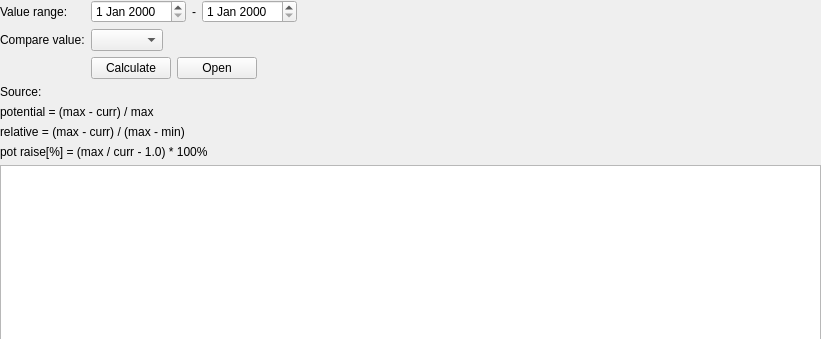
anetczuk/stock-monitor, file src/stockmonitor/ui/widget/tool/minmaxwidget.ui: the form before one commit; both pictures show x 0 to 821 and y 0 to 339 of the 821 by 666 pixel window.
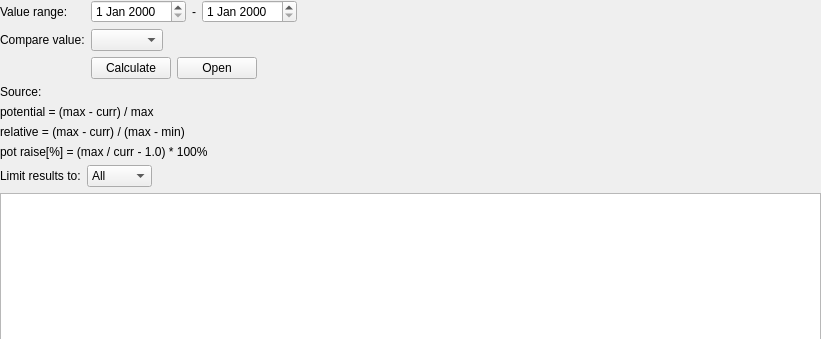
The form after the commit. Custom widgets are drawn as their Qt base class.

What changed in the file:
```diff
--- a/src/stockmonitor/ui/widget/tool/minmaxwidget.ui
+++ b/src/stockmonitor/ui/widget/tool/minmaxwidget.ui
@@ -13,7 +13,7 @@
   <property name="windowTitle">
    <string>MinMax</string>
   </property>
-  <layout class="QVBoxLayout" name="verticalLayout" stretch="0,0,0,0,0">
+  <layout class="QVBoxLayout" name="verticalLayout" stretch="0,0,0,0,0,0">
    <property name="leftMargin">
     <number>0</number>
    </property>
@@ -163,6 +163,49 @@
      </property>
     </widget>
    </item>
+   <item>
+    <layout class="QHBoxLayout" name="horizontalLayout_4">
+     <item>
+      <widget class="QLabel" name="label_8">
+       <property name="text">
+        <string>Limit results to:</string>
+       </property>
+      </widget>
+     </item>
+     <item>
+      <widget class="QComboBox" name="limitResultsCB">
+       <item>
+        <property name="text">
+         <string>All</string>
+        </property>
+       </item>
+       <item>
+        <property name="text">
+         <string>Favs</string>
+        </property>
+       </item>
+       <item>
+        <property name="text">
+         <string>Wallet</string>
+        </property>
+       </item>
+      </widget>
+     </item>
+     <item>
+      <spacer name="horizontalSpacer_4">
+       <property name="orientation">
+        <enum>Qt::Horizontal</enum>
+       </property>
+       <property name="sizeHint" stdset="0">
+        <size>
+         <width>40</width>
+         <height>20</height>
+        </size>
+       </property>
+      </spacer>
+     </item>
+    </layout>
+   </item>
    <item>
     <widget class="ToolStockTable" name="dataTable"/>
    </item>
```
